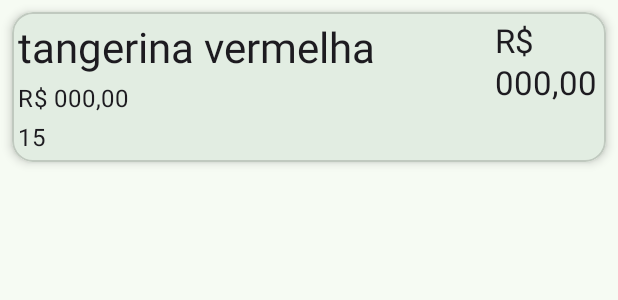
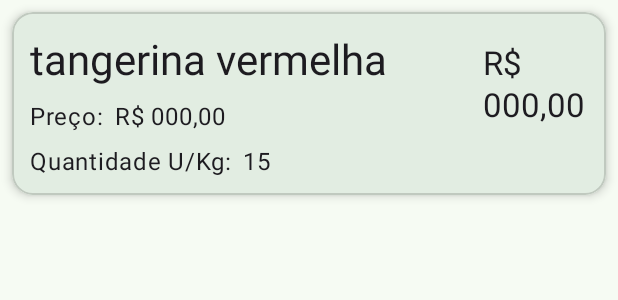
Before and after one commit to diogo7b/android-market-list, an Android app: the layout layout_product_list.xml on its own in the app's theme, with its tools: preview values and no code run, on a phone screen of 412 x 824 dp. Shown: the top 300 px of the screen. Run offline under Robolectric (Android 15) with nearby library versions, the phone set to English and light mode, and no system bars.

Commit message:
style: improve spaces in product fragment

```diff
--- a/app/src/main/res/layout/fragment_product_list.xml
+++ b/app/src/main/res/layout/fragment_product_list.xml
@@ -34,7 +34,7 @@
         android:text="Valor Total:"
         app:layout_constraintStart_toStartOf="parent"
         app:layout_constraintTop_toBottomOf="@id/abl_detail_list"
-        tools:text="Valor Total: " />
+        tools:text="Valor Total:" />
 
     <TextView
         android:id="@+id/tv_valor_total_value"
@@ -42,9 +42,10 @@
         android:layout_width="wrap_content"
         android:layout_height="wrap_content"
         android:layout_marginTop="16dp"
+        android:layout_marginStart="8dp"
         app:layout_constraintStart_toEndOf="@id/tv_valor_total"
         app:layout_constraintTop_toBottomOf="@id/abl_detail_list"
-        tools:text="R$ 00,00 " />
+        tools:text="R$ 00,00" />
 
     <com.google.android.material.divider.MaterialDivider
         android:id="@+id/divider"
--- a/app/src/main/res/layout/layout_product_list.xml
+++ b/app/src/main/res/layout/layout_product_list.xml
@@ -3,7 +3,7 @@
     xmlns:app="http://schemas.android.com/apk/res-auto"
     xmlns:tools="http://schemas.android.com/tools"
     android:layout_width="match_parent"
-    android:layout_height="100dp"
+    android:layout_height="wrap_content"
     android:layout_margin="8dp"
     android:clickable="true"
     android:focusable="true"
@@ -12,36 +12,61 @@
 
     <androidx.constraintlayout.widget.ConstraintLayout
         android:layout_width="match_parent"
-        android:layout_height="match_parent">
+        android:layout_height="match_parent"
+        android:padding="12dp">
 
         <TextView
             android:id="@+id/tv_name_item"
             style="@style/TextAppearance.Material3.HeadlineMedium"
             android:layout_width="0dp"
             android:layout_height="wrap_content"
-            android:layout_margin="4dp"
+            android:layout_marginBottom="8dp"
+            app:layout_constraintEnd_toStartOf="@id/tv_total_price"
             app:layout_constraintStart_toStartOf="parent"
-            app:layout_constraintEnd_toStartOf="@id/tv_total_price"
             app:layout_constraintTop_toTopOf="parent"
             tools:text="tangerina vermelha" />
 
         <TextView
+            android:id="@+id/tv_desc_unit_price"
+            style="@style/TextAppearance.Material3.BodyLarge"
+            android:layout_width="wrap_content"
+            android:layout_height="wrap_content"
+            android:layout_marginVertical="8dp"
+            android:text="Preço:"
+            app:layout_constraintStart_toStartOf="@id/tv_name_item"
+            app:layout_constraintTop_toBottomOf="@id/tv_name_item"
+            tools:text="Preço:" />
+
+        <TextView
             android:id="@+id/tv_unit_price"
+            style="@style/TextAppearance.Material3.BodyLarge"
             android:layout_width="wrap_content"
-            style="@style/TextAppearance.Material3.BodyLarge"
             android:layout_height="wrap_content"
-            android:layout_marginVertical="4dp"
-            app:layout_constraintStart_toStartOf="@id/tv_name_item"
+            android:layout_marginVertical="8dp"
+            android:layout_marginStart="8dp"
+            app:layout_constraintStart_toEndOf="@+id/tv_desc_unit_price"
             app:layout_constraintTop_toBottomOf="@id/tv_name_item"
             tools:text="R$ 000,00" />
 
         <TextView
+            android:id="@+id/tv_desc_amount"
+            style="@style/TextAppearance.Material3.BodyLarge"
+            android:layout_width="wrap_content"
+            android:layout_height="wrap_content"
+            android:layout_marginVertical="8dp"
+            android:text="Quantidade U/Kg:"
+            app:layout_constraintStart_toStartOf="@id/tv_name_item"
+            app:layout_constraintTop_toBottomOf="@id/tv_unit_price"
+            tools:text="Quantidade U/Kg:" />
+
+        <TextView
             android:id="@+id/tv_amount"
+            style="@style/TextAppearance.Material3.BodyLarge"
             android:layout_width="wrap_content"
-            style="@style/TextAppearance.Material3.BodyLarge"
             android:layout_height="wrap_content"
-            android:layout_marginVertical="4dp"
-            app:layout_constraintStart_toStartOf="@id/tv_name_item"
+            android:layout_marginVertical="8dp"
+            android:layout_marginStart="8dp"
+            app:layout_constraintStart_toEndOf="@+id/tv_desc_amount"
             app:layout_constraintTop_toBottomOf="@id/tv_unit_price"
             tools:text="15" />
 
@@ -50,7 +75,7 @@
             style="@style/TextAppearance.Material3.TitleLarge"
             android:layout_width="70dp"
             android:layout_height="match_parent"
-            android:layout_margin="4dp"
+            android:layout_marginVertical="4dp"
             android:lines="3"
             app:layout_constraintBottom_toBottomOf="parent"
             app:layout_constraintEnd_toEndOf="parent"
```
